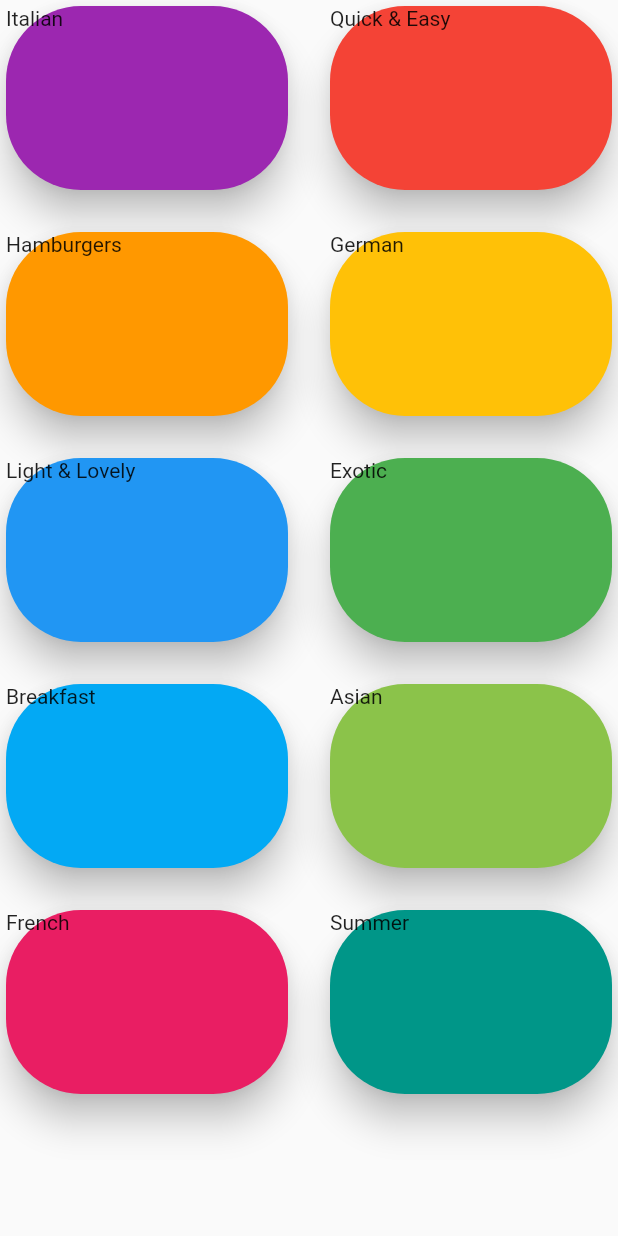
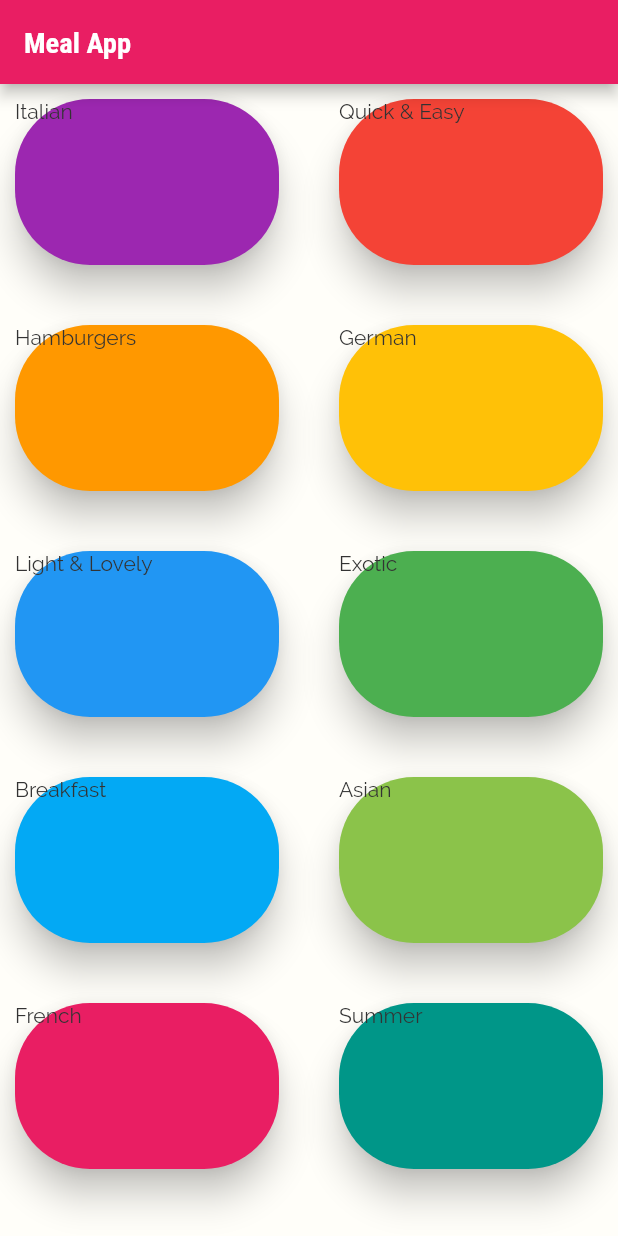
Before and after one commit to sairampoosarla/meal_app, a Flutter app: the CategoriesScreen screen opened directly, on a phone screen of 412 x 824 dp. Run offline on Flutter 3.47's test engine with Material 2 defaults, Android fonts, the phone set to English and light mode, and no system bars.

Commit message:
font syte has been added and central theme for the app is added in main dart file

```diff
--- a/lib/categories_screen.dart
+++ b/lib/categories_screen.dart
@@ -9,7 +9,11 @@ class CategoriesScreen extends StatelessWidget {
 
   @override
   Widget build(BuildContext context) {
-    return GridView(
+    return Scaffold(
+      appBar: AppBar(
+        title: const Text("Meal App"),
+      ),
+      body: GridView(
         children: <Widget>[
           ...(DUMMY_CATEGORIES.map((e) => CategoryItem(e.title, e.color)))
               .toList()
@@ -25,6 +29,7 @@ class CategoriesScreen extends StatelessWidget {
           //spacing between two elements in vertical direction
           mainAxisSpacing: 20,
         ),
+      ),
     );
   }
 }
--- a/lib/category_item.dart
+++ b/lib/category_item.dart
@@ -13,7 +13,11 @@ class CategoryItem extends StatelessWidget {
   @override
   Widget build(BuildContext context) {
     return Card(
-      child: Text(title),
+      margin: EdgeInsets.all(10),
+      child: Text(
+        title,
+        style: Theme.of(context).textTheme.bodyText1,
+      ),
       color: color,
       elevation: 10,
       shape: RoundedRectangleBorder(
```
Also changed, not shown: lib/main.dart (+17 -13 lines), pubspec.yaml (+17 -6 lines), assets/fonts/Raleway-Black.ttf (added), assets/fonts/Raleway-Bold.ttf (added), assets/fonts/Raleway-Regular.ttf (added), assets/fonts/RobotoCondensed-Bold.ttf (added), assets/fonts/RobotoCondensed-Italic.ttf (added), assets/fonts/RobotoCondensed-Light.ttf (added), assets/fonts/RobotoCondensed-Regular.ttf (added). Lines whose indentation alone changed are shown as unchanged.
